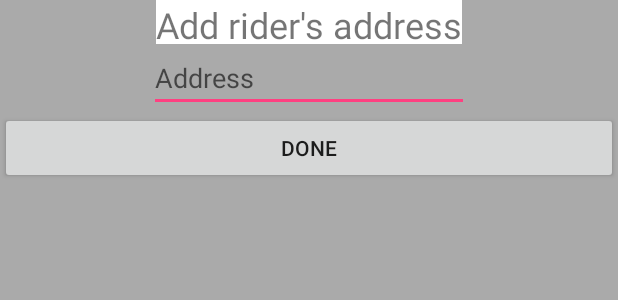
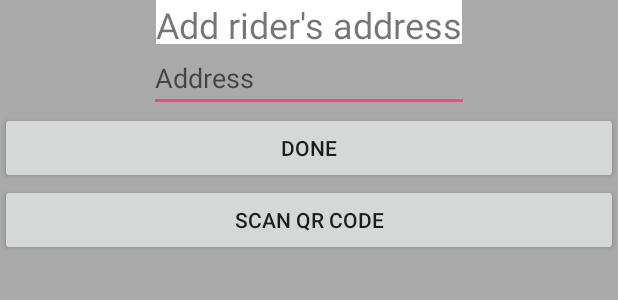
Before and after one commit to sacha001/SafeRide, an Android app: the layout activity_add_rider.xml on its own in the app's theme, with its tools: preview values and no code run, on a phone screen of 412 x 824 dp. Shown: the top 300 px of the screen. Run offline under Robolectric (Android 15) with nearby library versions, the phone set to English and light mode, and no system bars.

Commit message:
Added QR Code Scanner (a bit buggy at the moment)

```diff
--- a/SafeRide/app/build.gradle
+++ b/SafeRide/app/build.gradle
@@ -25,4 +25,6 @@ dependencies {
     testImplementation 'junit:junit:4.12'
     androidTestImplementation 'com.android.support.test:runner:1.0.1'
     androidTestImplementation 'com.android.support.test.espresso:espresso-core:3.0.1'
+    implementation 'com.android.support:design:26.1.0'
+    compile 'com.journeyapps:zxing-android-embedded:3.4.0'
 }
--- a/SafeRide/app/src/main/java/com/example/ssilance/saferide/DriverMainActivity.java
+++ b/SafeRide/app/src/main/java/com/example/ssilance/saferide/DriverMainActivity.java
@@ -11,12 +11,9 @@ import android.view.MenuItem;
 import android.view.View;
 import android.widget.AdapterView;
 import android.widget.ArrayAdapter;
-import android.widget.Button;
-import android.widget.LinearLayout;
 import android.widget.ListView;
 import android.widget.Toast;
 
-import java.net.URLEncoder;
 import java.util.ArrayList;
 
 public class DriverMainActivity extends AppCompatActivity {
@@ -73,7 +70,7 @@ public class DriverMainActivity extends AppCompatActivity {
         switch(requestCode) {
             case (REQUEST_CODE) : {
                 if (resultCode == Activity.RESULT_OK) {
-                    String addressString = data.getStringExtra("ADDRESS_STRING");
+                    String addressString = data.getStringExtra("ADDRESS_STRING"); //TODO sometimes pauses here..
                     if(!addressString.equals(null) && !addressString.equals("")){
                         addresses.add(addressString);
                     }
--- a/SafeRide/app/src/main/java/com/example/ssilance/saferide/MainActivity.java
+++ b/SafeRide/app/src/main/java/com/example/ssilance/saferide/MainActivity.java
@@ -1,7 +1,6 @@
 package com.example.ssilance.saferide;
 
 import android.content.Intent;
-import android.net.Uri;
 import android.support.v7.app.AppCompatActivity;
 import android.os.Bundle;
 import android.view.View;
--- a/SafeRide/app/src/main/res/layout/activity_add_rider.xml
+++ b/SafeRide/app/src/main/res/layout/activity_add_rider.xml
@@ -28,12 +28,18 @@
             android:inputType="textPersonName" />
 
         <Button
-            android:id="@+id/doneBtn"
+        android:id="@+id/doneBtn"
+        android:layout_width="match_parent"
+        android:layout_height="wrap_content"
+        android:layout_gravity="center"
+        android:text="Done" />
+
+        <Button
+            android:id="@+id/scanQRBtn"
             android:layout_width="match_parent"
             android:layout_height="wrap_content"
             android:layout_gravity="center"
-            android:text="Done" />
-
+            android:text="Scan QR Code" />
 
     </LinearLayout>
 
```
Also changed, not shown: SafeRide/app/src/main/java/com/example/ssilance/saferide/AddRiderActivity.java (+42 -5 lines).
